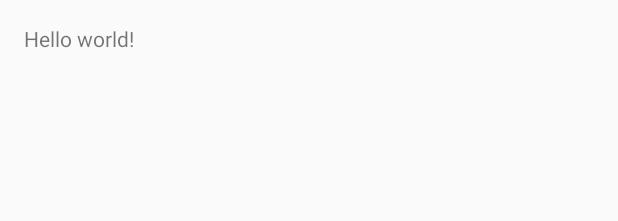
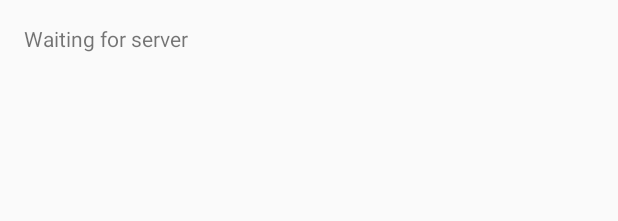
Before and after one commit to VincentHamel/mcoo-gn, an Android app: the layout activity_main.xml on its own in the app's theme, with its tools: preview values and no code run, on a phone screen of 412 x 824 dp. Shown: the top 221 px of the screen. Run offline under Robolectric (Android 15) with nearby library versions, the phone set to English and light mode, and no system bars; network calls fail.

```diff
--- a/frontend/MCOO_gn_frontend/app/build.gradle
+++ b/frontend/MCOO_gn_frontend/app/build.gradle
@@ -22,4 +22,5 @@ android {
 dependencies {
     compile fileTree(include: ['*.jar'], dir: 'libs')
     compile 'com.android.support:appcompat-v7:22.2.0'
+    compile 'com.mcxiaoke.volley:library:1.0.17'
 }
--- a/frontend/MCOO_gn_frontend/app/src/main/res/layout/activity_main.xml
+++ b/frontend/MCOO_gn_frontend/app/src/main/res/layout/activity_main.xml
@@ -5,7 +5,7 @@
     android:paddingTop="@dimen/activity_vertical_margin"
     android:paddingBottom="@dimen/activity_vertical_margin" tools:context=".MainActivity">
 
-    <TextView android:text="@string/hello_world" android:layout_width="wrap_content"
+    <TextView android:id="@+id/message" android:text="@string/waiting_for_server" android:layout_width="wrap_content"
         android:layout_height="wrap_content" />
 
 </RelativeLayout>
--- a/frontend/MCOO_gn_frontend/app/src/main/res/values/strings.xml
+++ b/frontend/MCOO_gn_frontend/app/src/main/res/values/strings.xml
@@ -1,6 +1,6 @@
 <resources>
-    <string name="app_name">MCOO_gn_frontend</string>
+    <string name="app_name">Pocket GN</string>
 
-    <string name="hello_world">Hello world!</string>
+    <string name="waiting_for_server">Waiting for server</string>
     <string name="action_settings">Settings</string>
 </resources>
```
Also changed, not shown: frontend/MCOO_gn_frontend/app/src/main/java/mcoo/mcoo_gn_frontend/MainActivity.java (+36 -0 lines), 1 other file.
